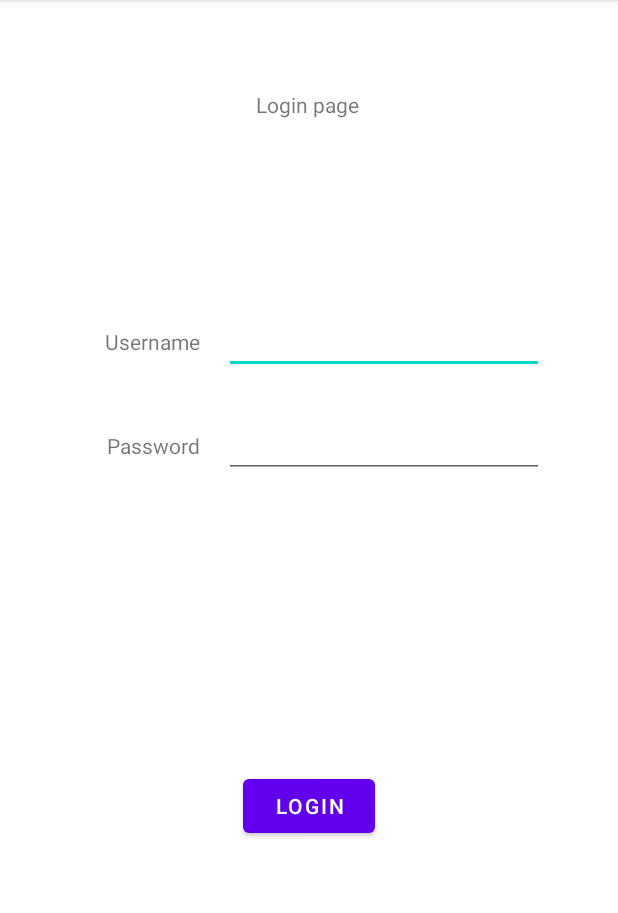
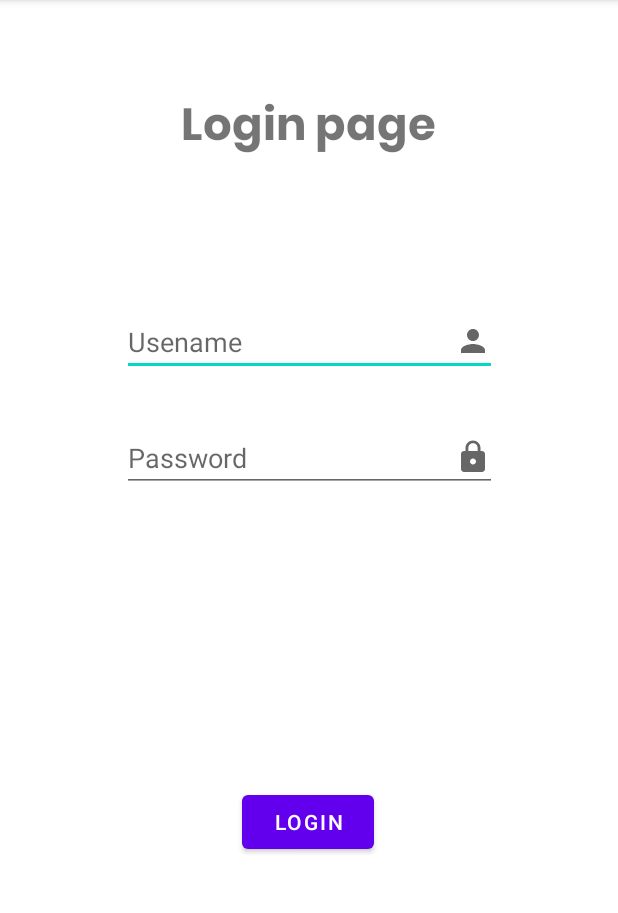
Before and after one commit to david-slatinek/rt21, an Android app: the LoginActivity screen opened directly, with no data from a screen before it, on a phone screen of 412 x 824 dp, the part 84-997 px from its top. Run offline under Robolectric (Android 15) with nearby library versions, the phone set to English and light mode, and no system bars; our stand-ins replace Timber; 2 statements that could not run were skipped.

Commit message:
Changed login/registration appearance
- imported some icons

```diff
--- a/android-application/app/src/main/java/com/rt21/LoginActivity.java
+++ b/android-application/app/src/main/java/com/rt21/LoginActivity.java
@@ -27,13 +27,9 @@
     private MyApplication app;
 
     private TextView txtTitle;
-    private TextView txtName;
     private EditText etName;
-    private TextView txtUsername;
     private EditText etUsername;
-    private TextView txtEmail;
     private EditText etEmail;
-    private TextView txtPassword;
     private EditText etPassword;
     private Button btnLogin_Register;
 
@@ -45,13 +41,9 @@
         app = (MyApplication) getApplication();
 
         txtTitle = findViewById(R.id.txtLoginRegisterTitle);
-        txtName = findViewById(R.id.txtName);
         etName = findViewById(R.id.etName);
-        txtUsername = findViewById(R.id.txtUsername);
         etUsername = findViewById(R.id.etUsername);
-        txtEmail = findViewById(R.id.txtEmail);
         etEmail = findViewById(R.id.etEmail);
-        txtPassword = findViewById(R.id.txtPassword);
         etPassword = findViewById(R.id.etPassword);
         btnLogin_Register = findViewById(R.id.login_registerBtn);
 
@@ -63,9 +55,7 @@
     private void updateGUI() {
         if (activityMode == FORM_MODE_LOGIN) {
             txtTitle.setText(getString(R.string.login_page_title));
-            txtName.setVisibility(View.GONE);
             etName.setVisibility(View.GONE);
-            txtEmail.setVisibility(View.GONE);
             etEmail.setVisibility(View.GONE);
             btnLogin_Register.setText(getString(R.string.login_button));
             btnLogin_Register.setOnClickListener(new View.OnClickListener() {
--- /dev/null
+++ b/android-application/app/src/main/res/drawable/ic_email.xml
@@ -0,0 +1,10 @@
+<vector xmlns:android="http://schemas.android.com/apk/res/android"
+    android:width="24dp"
+    android:height="24dp"
+    android:viewportWidth="24"
+    android:viewportHeight="24"
+    android:tint="?attr/colorControlNormal">
+  <path
+      android:fillColor="@android:color/white"
+      android:pathData="M12,2C6.48,2 2,6.48 2,12s4.48,10 10,10h5v-2h-5c-4.34,0 -8,-3.66 -8,-8s3.66,-8 8,-8 8,3.66 8,8v1.43c0,0.79 -0.71,1.57 -1.5,1.57s-1.5,-0.78 -1.5,-1.57L17,12c0,-2.76 -2.24,-5 -5,-5s-5,2.24 -5,5 2.24,5 5,5c1.38,0 2.64,-0.56 3.54,-1.47 0.65,0.89 1.77,1.47 2.96,1.47 1.97,0 3.5,-1.6 3.5,-3.57L22,12c0,-5.52 -4.48,-10 -10,-10zM12,15c-1.66,0 -3,-1.34 -3,-3s1.34,-3 3,-3 3,1.34 3,3 -1.34,3 -3,3z"/>
+</vector>
--- /dev/null
+++ b/android-application/app/src/main/res/drawable/ic_fullname.xml
@@ -0,0 +1,10 @@
+<vector xmlns:android="http://schemas.android.com/apk/res/android"
+    android:width="24dp"
+    android:height="24dp"
+    android:viewportWidth="24"
+    android:viewportHeight="24"
+    android:tint="?attr/colorControlNormal">
+  <path
+      android:fillColor="@android:color/white"
+      android:pathData="M19,3h-1L18,1h-2v2L8,3L8,1L6,1v2L5,3c-1.11,0 -2,0.9 -2,2v14c0,1.1 0.89,2 2,2h14c1.1,0 2,-0.9 2,-2L21,5c0,-1.1 -0.9,-2 -2,-2zM12,6c1.66,0 3,1.34 3,3s-1.34,3 -3,3 -3,-1.34 -3,-3 1.34,-3 3,-3zM18,18L6,18v-1c0,-2 4,-3.1 6,-3.1s6,1.1 6,3.1v1z"/>
+</vector>
--- /dev/null
+++ b/android-application/app/src/main/res/drawable/ic_password.xml
@@ -0,0 +1,10 @@
+<vector xmlns:android="http://schemas.android.com/apk/res/android"
+    android:width="24dp"
+    android:height="24dp"
+    android:viewportWidth="24"
+    android:viewportHeight="24"
+    android:tint="?attr/colorControlNormal">
+  <path
+      android:fillColor="@android:color/white"
+      android:pathData="M18,8h-1L17,6c0,-2.76 -2.24,-5 -5,-5S7,3.24 7,6v2L6,8c-1.1,0 -2,0.9 -2,2v10c0,1.1 0.9,2 2,2h12c1.1,0 2,-0.9 2,-2L20,10c0,-1.1 -0.9,-2 -2,-2zM12,17c-1.1,0 -2,-0.9 -2,-2s0.9,-2 2,-2 2,0.9 2,2 -0.9,2 -2,2zM15.1,8L8.9,8L8.9,6c0,-1.71 1.39,-3.1 3.1,-3.1 1.71,0 3.1,1.39 3.1,3.1v2z"/>
+</vector>
--- /dev/null
+++ b/android-application/app/src/main/res/drawable/ic_username.xml
@@ -0,0 +1,10 @@
+<vector xmlns:android="http://schemas.android.com/apk/res/android"
+    android:width="24dp"
+    android:height="24dp"
+    android:viewportWidth="24"
+    android:viewportHeight="24"
+    android:tint="?attr/colorControlNormal">
+  <path
+      android:fillColor="@android:color/white"
+      android:pathData="M12,12c2.21,0 4,-1.79 4,-4s-1.79,-4 -4,-4 -4,1.79 -4,4 1.79,4 4,4zM12,14c-2.67,0 -8,1.34 -8,4v2h16v-2c0,-2.66 -5.33,-4 -8,-4z"/>
+</vector>
--- a/android-application/app/src/main/res/layout/activity_info.xml
+++ b/android-application/app/src/main/res/layout/activity_info.xml
@@ -12,6 +12,8 @@
         android:layout_height="wrap_content"
         android:layout_marginTop="60dp"
         android:text="Informations"
+        android:fontFamily="@font/poppinsbold"
+        android:textSize="30sp"
         app:layout_constraintEnd_toEndOf="parent"
         app:layout_constraintStart_toStartOf="parent"
         app:layout_constraintTop_toTopOf="parent" />
@@ -20,8 +22,10 @@
         android:id="@+id/textView7"
         android:layout_width="wrap_content"
         android:layout_height="wrap_content"
-        android:layout_marginTop="32dp"
+        android:layout_marginTop="24dp"
+        android:fontFamily="@font/poppinsmedium"
         android:text="Authors:"
+        android:textSize="20sp"
         app:layout_constraintEnd_toEndOf="parent"
         app:layout_constraintStart_toStartOf="parent"
         app:layout_constraintTop_toBottomOf="@+id/textView2" />
@@ -30,7 +34,8 @@
         android:id="@+id/textView8"
         android:layout_width="wrap_content"
         android:layout_height="wrap_content"
-        android:layout_marginTop="16dp"
+        android:layout_marginTop="45dp"
+        android:fontFamily="@font/poppinsbold"
         android:text="Project: RT21 driving statistics"
         app:layout_constraintEnd_toEndOf="parent"
         app:layout_constraintStart_toStartOf="parent"
@@ -40,7 +45,7 @@
         android:id="@+id/textView9"
         android:layout_width="323dp"
         android:layout_height="199dp"
-        android:layout_marginTop="60dp"
+        android:layout_marginTop="32dp"
         android:padding="10dp"
         android:text="Description:\n\nThis application collects data from sensors on a mobile device such as GPS and camera while user is driving a car. When user finishes with the ride the phone sends collected data to a server where the report about driving is generated.\nUser can check drive statistics on this web page: link"
         app:layout_constraintEnd_toEndOf="parent"
--- a/android-application/app/src/main/res/layout/activity_login.xml
+++ b/android-application/app/src/main/res/layout/activity_login.xml
@@ -12,99 +12,77 @@
         android:layout_height="wrap_content"
         android:layout_marginTop="60dp"
         android:text="Title"
+        android:fontFamily="@font/poppinsbold"
+        android:textSize="30sp"
         app:layout_constraintEnd_toEndOf="parent"
         app:layout_constraintHorizontal_bias="0.498"
         app:layout_constraintStart_toStartOf="parent"
         app:layout_constraintTop_toTopOf="parent" />
 
-    <TextView
-        android:id="@+id/txtName"
-        android:layout_width="wrap_content"
-        android:layout_height="wrap_content"
-        android:layout_marginEnd="16dp"
-        android:layout_marginRight="16dp"
-        android:text="@string/name_login_register"
-        app:layout_constraintBaseline_toBaselineOf="@+id/etName"
-        app:layout_constraintEnd_toStartOf="@+id/etName" />
-
     <EditText
         android:id="@+id/etName"
         android:layout_width="wrap_content"
         android:layout_height="wrap_content"
-        android:layout_marginBottom="24dp"
+        android:layout_marginTop="16dp"
+        android:layout_marginBottom="16dp"
         android:ems="10"
         android:inputType="textPersonName"
+        android:width="250dp"
+        android:drawableEnd="@drawable/ic_fullname"
+        android:hint="Full name"
         app:layout_constraintBottom_toTopOf="@+id/etUsername"
         app:layout_constraintEnd_toEndOf="parent"
-        app:layout_constraintHorizontal_bias="0.75"
+        app:layout_constraintHorizontal_bias="0.5"
         app:layout_constraintStart_toStartOf="parent"
         app:layout_constraintTop_toBottomOf="@+id/txtLoginRegisterTitle"
-        app:layout_constraintVertical_bias="0.39"
+        app:layout_constraintVertical_bias="0.15"
         app:layout_constraintVertical_chainStyle="packed" />
-
-    <TextView
-        android:id="@+id/txtUsername"
-        android:layout_width="wrap_content"
-        android:layout_height="wrap_content"
-        android:layout_marginEnd="16dp"
-        android:layout_marginRight="16dp"
-        android:text="@string/username_login_register"
-        app:layout_constraintBaseline_toBaselineOf="@+id/etUsername"
-        app:layout_constraintEnd_toStartOf="@+id/etUsername" />
 
     <EditText
         android:id="@+id/etUsername"
         android:layout_width="wrap_content"
         android:layout_height="wrap_content"
-        android:layout_marginBottom="24dp"
+        android:layout_marginTop="16dp"
+        android:layout_marginBottom="16dp"
         android:ems="10"
         android:inputType="textPersonName"
+        android:width="250dp"
+        android:drawableEnd="@drawable/ic_username"
+        android:hint="Usename"
         app:layout_constraintBottom_toTopOf="@+id/etEmail"
         app:layout_constraintEnd_toEndOf="parent"
-        app:layout_constraintHorizontal_bias="0.75"
+        app:layout_constraintHorizontal_bias="0.5"
         app:layout_constraintStart_toStartOf="parent"
         app:layout_constraintTop_toBottomOf="@+id/etName" />
-
-    <TextView
-        android:id="@+id/txtEmail"
-        android:layout_width="wrap_content"
-        android:layout_height="wrap_content"
-        android:layout_marginEnd="16dp"
-        android:layout_marginRight="16dp"
-        android:text="@string/email_login_register"
-        app:layout_constraintBaseline_toBaselineOf="@+id/etEmail"
-        app:layout_constraintEnd_toStartOf="@+id/etEmail" />
 
     <EditText
         android:id="@+id/etEmail"
         android:layout_width="wrap_content"
         android:layout_height="wrap_content"
-        android:layout_marginBottom="24dp"
+        android:layout_marginTop="16dp"
+        android:layout_marginBottom="16dp"
         android:ems="10"
+        android:width="250dp"
+        android:drawableEnd="@drawable/ic_email"
+        android:hint="Email"
         app:layout_constraintBottom_toTopOf="@+id/etPassword"
         app:layout_constraintEnd_toEndOf="parent"
-        app:layout_constraintHorizontal_bias="0.75"
+        app:layout_constraintHorizontal_bias="0.5"
         app:layout_constraintStart_toStartOf="parent"
         app:layout_constraintTop_toBottomOf="@+id/etUsername" />
-
-    <TextView
-        android:id="@+id/txtPassword"
-        android:layout_width="wrap_content"
-        android:layout_height="wrap_content"
-        android:layout_marginEnd="16dp"
-        android:layout_marginRight="16dp"
-        android:text="@string/password_login_register"
-        app:layout_constraintBaseline_toBaselineOf="@+id/etPassword"
-        app:layout_constraintEnd_toStartOf="@+id/etPassword" />
 
     <EditText
         android:id="@+id/etPassword"
         android:layout_width="wrap_content"
         android:layout_height="wrap_content"
+        android:layout_marginTop="16dp"
         android:ems="10"
-        app:layout_constraintBottom_toTopOf="@+id/login_registerBtn"
+        android:width="250dp"
+        android:drawableEnd="@drawable/ic_password"
+        android:hint="Password"
+        app:layout_constraintBottom_toBottomOf="parent"
         app:layout_constraintEnd_toEndOf="parent"
-        app:layout_constraintHorizontal_bias="0.75"
+        app:layout_constraintHorizontal_bias="0.5"
         app:layout_constraintStart_toStartOf="parent"
         app:layout_constraintTop_toBottomOf="@+id/etEmail" />
 
@@ -115,7 +93,8 @@
         android:text="\@string"
         app:layout_constraintBottom_toBottomOf="parent"
         app:layout_constraintEnd_toEndOf="parent"
+        app:layout_constraintHorizontal_bias="0.498"
         app:layout_constraintStart_toStartOf="parent"
-        app:layout_constraintTop_toBottomOf="@+id/txtPassword" />
+        app:layout_constraintTop_toBottomOf="@+id/etPassword" />
 
 </androidx.constraintlayout.widget.ConstraintLayout>
```
Also changed, not shown: android-application/app/src/main/res/font/poppinsbold.ttf (added), android-application/app/src/main/res/font/poppinsmedium.ttf (added).
